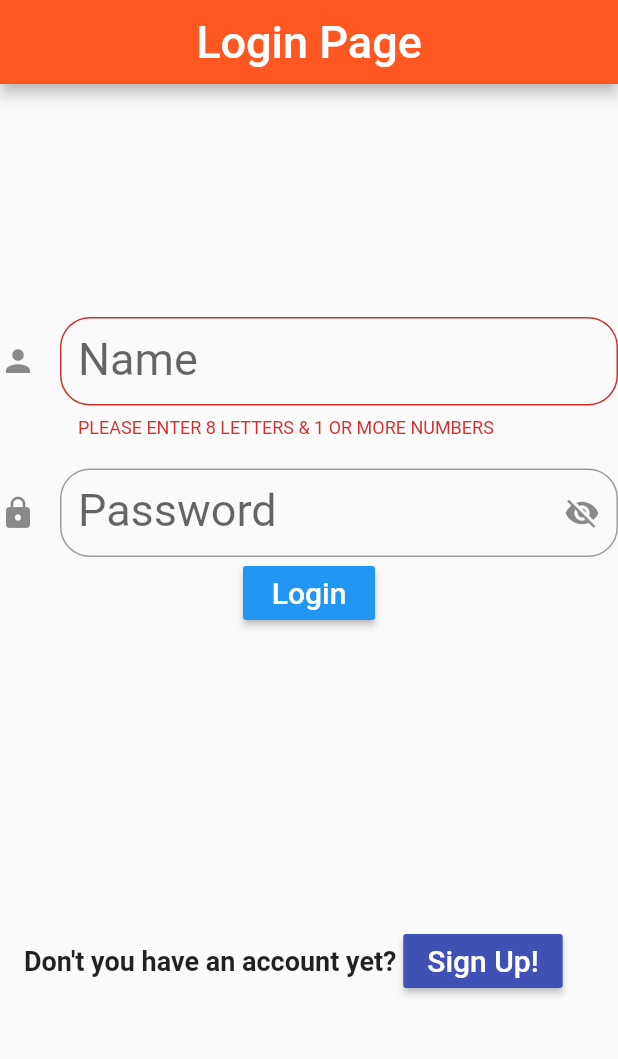
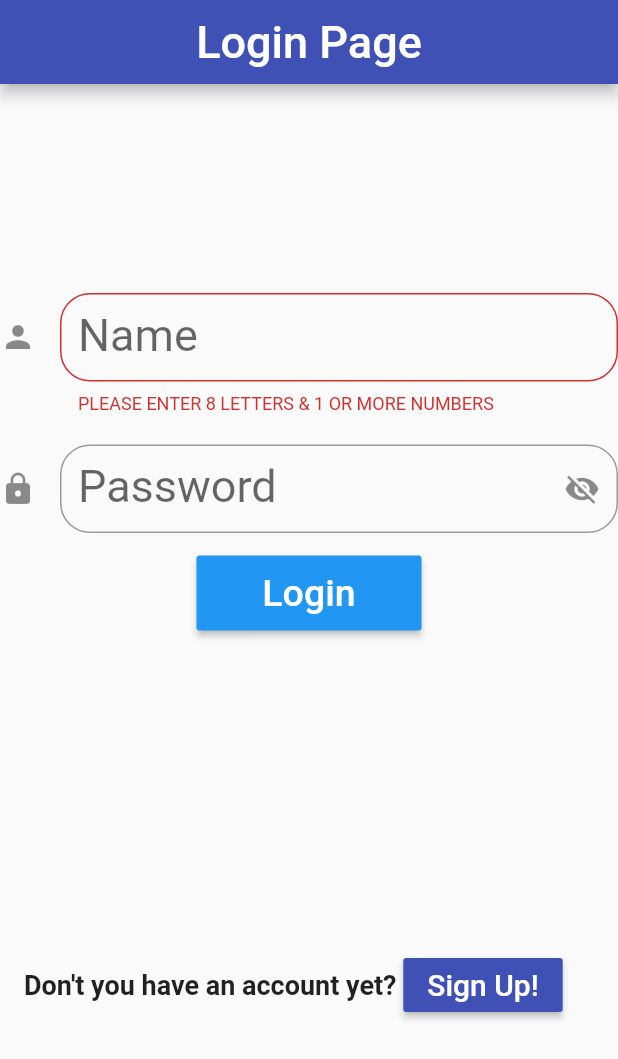
Before and after one commit to OussamaAalailiev/Login_Finance_Flutter, a Flutter app: the screen it shows after launch, on a phone screen of 412 x 824 dp. Shown: the top 1059 px of the screen. Run offline on Flutter 3.47's test engine with Material 2 defaults, Android fonts, the phone set to English and light mode, and no system bars; our stand-ins replace form_field_validator.

Commit message:
changed layout

```diff
--- a/lib/login/login_page.dart
+++ b/lib/login/login_page.dart
@@ -121,6 +121,11 @@ class _LoginPageState extends State<LoginPage> {
             ),
             Flexible(
               flex: 2,
+              child: Padding(
+                padding: const EdgeInsets.all(15.0),
+                child: SizedBox(
+                  width: 150,
+                  height: 50,
                   child: RaisedButton(
                         color: Colors.blue,
                         onPressed:
@@ -128,8 +133,10 @@ class _LoginPageState extends State<LoginPage> {
                           send,
                         child: Text('Login',
                           style: TextStyle(
-                        fontSize: 20,
+                              fontSize: 25,
                               color: Colors.white),),
+                    ),
+                ),
               ),
               ),
             Flexible(
--- a/lib/main.dart
+++ b/lib/main.dart
@@ -14,7 +14,7 @@ class MyApp extends StatelessWidget {
     return MaterialApp(
       debugShowCheckedModeBanner: false,
       theme: ThemeData(
-        primarySwatch: Colors.deepOrange
+        primarySwatch: Colors.indigo
       ),
       routes: {
         '/login': (context)=> LoginPage(),
```
Lines whose indentation alone changed are shown as unchanged.
